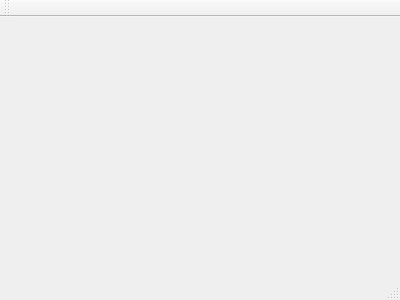
This is Desktop-Applicatie/mainwindow.ui in mrjwette/Weerstation as Qt 5 draws it before an edit. The edited form follows.
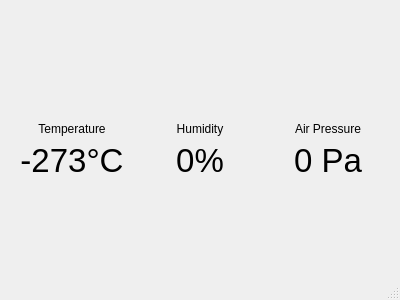
This is the edited form.

What changed in the file:
```diff
--- a/Desktop-Applicatie/mainwindow.ui
+++ b/Desktop-Applicatie/mainwindow.ui
@@ -12,13 +12,88 @@
   <property name="windowTitle" >
    <string>MainWindow</string>
   </property>
-  <widget class="QMenuBar" name="menuBar" />
-  <widget class="QToolBar" name="mainToolBar" />
-  <widget class="QWidget" name="centralWidget" />
-  <widget class="QStatusBar" name="statusBar" />
+  <widget class="QWidget" name="centralWidget">
+   <layout class="QGridLayout" name="gridLayout">
+    <item row="0" column="0">
+     <widget class="QLabel" name="LabelTemp">
+      <property name="text">
+       <string>Temperature</string>
+      </property>
+      <property name="alignment">
+       <set>Qt::AlignBottom|Qt::AlignHCenter</set>
+      </property>
+     </widget>
+    </item>
+    <item row="0" column="1">
+     <widget class="QLabel" name="LabelHumid">
+      <property name="text">
+       <string>Humidity</string>
+      </property>
+      <property name="alignment">
+       <set>Qt::AlignBottom|Qt::AlignHCenter</set>
+      </property>
+     </widget>
+    </item>
+    <item row="0" column="2">
+     <widget class="QLabel" name="LabelPress">
+      <property name="text">
+       <string>Air Pressure</string>
+      </property>
+      <property name="alignment">
+       <set>Qt::AlignBottom|Qt::AlignHCenter</set>
+      </property>
+     </widget>
+    </item>
+    <item row="1" column="0">
+     <widget class="QLabel" name="ValueTemperature">
+      <property name="font">
+       <font>
+        <pointsize>25</pointsize>
+       </font>
+      </property>
+      <property name="text">
+       <string>-273°C</string>
+      </property>
+      <property name="alignment">
+       <set>Qt::AlignHCenter|Qt::AlignTop</set>
+      </property>
+     </widget>
+    </item>
+    <item row="1" column="1">
+     <widget class="QLabel" name="ValueHumidity">
+      <property name="font">
+       <font>
+        <pointsize>25</pointsize>
+       </font>
+      </property>
+      <property name="text">
+       <string>0%</string>
+      </property>
+      <property name="alignment">
+       <set>Qt::AlignHCenter|Qt::AlignTop</set>
+      </property>
+     </widget>
+    </item>
+    <item row="1" column="2">
+     <widget class="QLabel" name="ValuePressure">
+      <property name="font">
+       <font>
+        <pointsize>25</pointsize>
+       </font>
+      </property>
+      <property name="text">
+       <string>0 Pa</string>
+      </property>
+      <property name="alignment">
+       <set>Qt::AlignHCenter|Qt::AlignTop</set>
+      </property>
+     </widget>
+    </item>
+   </layout>
+  </widget>
+  <widget class="QStatusBar" name="statusBar"/>
  </widget>
- <layoutDefault spacing="6" margin="11" />
- <pixmapfunction></pixmapfunction>
+ <layoutdefault spacing="6" margin="11"/>
  <resources/>
  <connections/>
 </ui>
```
Left out of the diff: 7 changed lines with no effect on the pictures.
